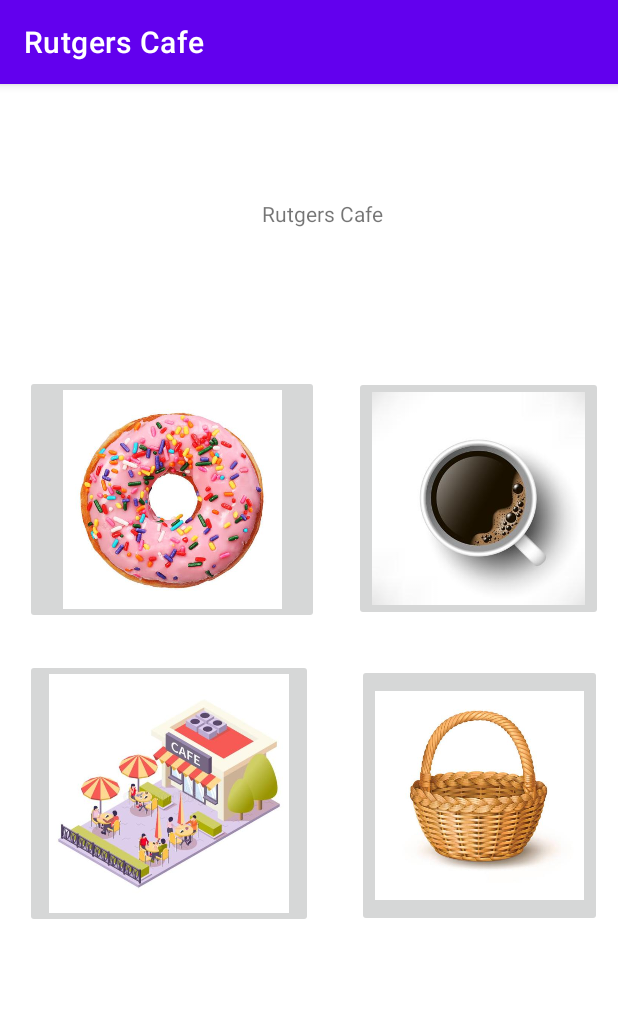
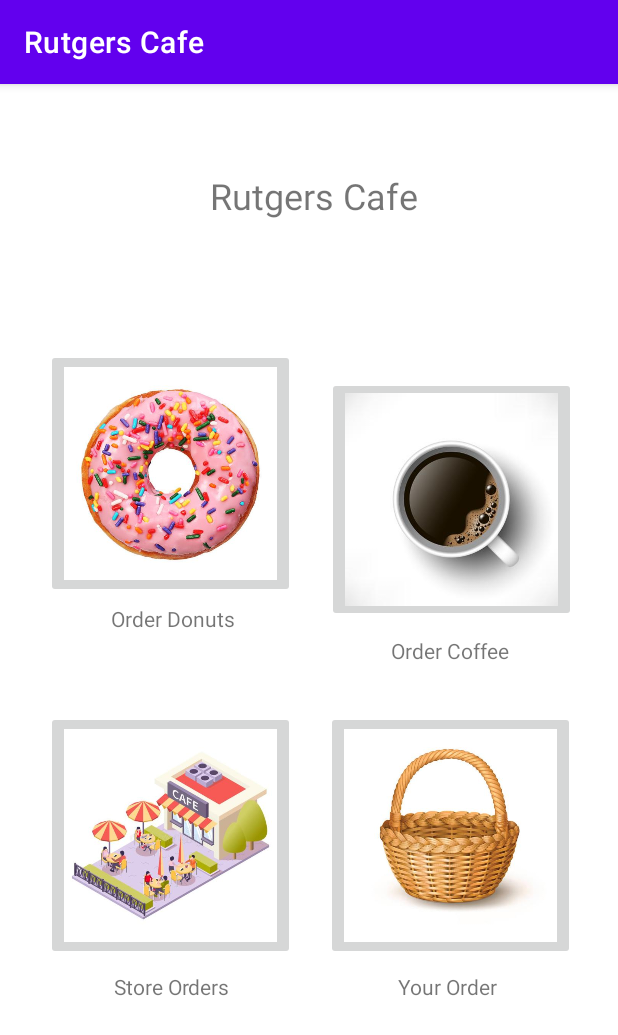
Before and after one commit to thalasilaak/Project5, an Android app: the screen it shows after launch (MainActivity), on a phone screen of 412 x 824 dp. Shown: the top 1035 px of the screen. Run offline under Robolectric (Android 15) with nearby library versions, the phone set to English and light mode, and no system bars.

Commit message:
Fixed MainView

```diff
--- a/app/src/main/res/layout/activity_main.xml
+++ b/app/src/main/res/layout/activity_main.xml
@@ -7,82 +7,130 @@
     tools:context=".MainActivity">
 
     <TextView
-        android:id="@+id/textView"
+        android:id="@+id/yourOrderText"
         android:layout_width="wrap_content"
         android:layout_height="wrap_content"
-        android:layout_marginStart="173dp"
+        android:layout_marginStart="112dp"
+        android:layout_marginTop="8dp"
+        android:text="Your Order"
+        app:layout_constraintStart_toEndOf="@+id/storeOrdersText"
+        app:layout_constraintTop_toBottomOf="@+id/OrderButton" />
+
+    <TextView
+        android:id="@+id/rutgersCafeText"
+        android:layout_width="wrap_content"
+        android:layout_height="wrap_content"
+        android:layout_marginStart="140dp"
         android:layout_marginTop="58dp"
-        android:layout_marginEnd="156dp"
         android:layout_marginBottom="654dp"
         android:text="Rutgers Cafe"
+        android:textSize="24sp"
         app:layout_constraintBottom_toBottomOf="parent"
         app:layout_constraintEnd_toEndOf="parent"
+        app:layout_constraintHorizontal_bias="0.0"
         app:layout_constraintStart_toStartOf="parent"
-        app:layout_constraintTop_toTopOf="parent" />
-
-    <ImageButton
-        android:id="@+id/DonutButton"
-        android:layout_width="196dp"
-        android:layout_height="166dp"
-        android:layout_marginStart="16dp"
-        android:layout_marginTop="89dp"
-        android:layout_marginEnd="199dp"
-        android:layout_marginBottom="399dp"
-        android:adjustViewBounds="true"
-        android:contentDescription="Donuts"
-        android:scaleType="fitCenter"
-        app:layout_constraintBottom_toBottomOf="parent"
-        app:layout_constraintEnd_toEndOf="parent"
-        app:layout_constraintStart_toStartOf="parent"
-        app:layout_constraintTop_toBottomOf="@+id/textView"
-        app:srcCompat="@drawable/donuts" />
+        app:layout_constraintTop_toTopOf="parent"
+        app:layout_constraintVertical_bias="0.0" />
 
     <ImageButton
         android:id="@+id/CoffeeButton"
         android:layout_width="166dp"
         android:layout_height="163dp"
-        android:layout_marginStart="22dp"
-        android:layout_marginTop="90dp"
-        android:layout_marginEnd="10dp"
-        android:layout_marginBottom="401dp"
+        android:layout_marginTop="80dp"
+        android:layout_marginEnd="28dp"
+        android:layout_marginBottom="400dp"
         android:adjustViewBounds="true"
         android:contentDescription="Coffee"
         android:onClick="clickCoffee"
         android:scaleType="fitCenter"
         app:layout_constraintBottom_toBottomOf="parent"
         app:layout_constraintEnd_toEndOf="parent"
-        app:layout_constraintTop_toBottomOf="@+id/textView"
+        app:layout_constraintTop_toBottomOf="@+id/rutgersCafeText"
+        app:layout_constraintVertical_bias="0.727"
+        app:layout_goneMarginEnd="20dp"
         app:srcCompat="@drawable/coffee" />
 
     <ImageButton
-        android:id="@+id/StoreOrderButton"
-        android:layout_width="192dp"
-        android:layout_height="179dp"
-        android:layout_marginStart="16dp"
-        android:layout_marginTop="14dp"
-        android:layout_marginEnd="203dp"
-        android:layout_marginBottom="205dp"
+        android:id="@+id/OrderButton"
+        android:layout_width="166dp"
+        android:layout_height="166dp"
+        android:layout_marginStart="2dp"
+        android:layout_marginEnd="11dp"
+        android:layout_marginBottom="184dp"
         android:adjustViewBounds="true"
         android:contentDescription="StoreOrders"
         android:scaleType="fitCenter"
         app:layout_constraintBottom_toBottomOf="parent"
         app:layout_constraintEnd_toEndOf="parent"
-        app:layout_constraintStart_toStartOf="parent"
-        app:srcCompat="@drawable/store" />
+        app:layout_constraintHorizontal_bias="0.527"
+        app:layout_constraintStart_toEndOf="@+id/StoreOrderButton"
+        app:srcCompat="@drawable/basket" />
 
     <ImageButton
-        android:id="@+id/OrderButton"
-        android:layout_width="163dp"
-        android:layout_height="175dp"
-        android:layout_marginStart="29dp"
-        android:layout_marginTop="20dp"
-        android:layout_marginEnd="11dp"
-        android:layout_marginBottom="206dp"
+        android:id="@+id/StoreOrderButton"
+        android:layout_width="166dp"
+        android:layout_height="166dp"
+        android:layout_marginStart="20dp"
+        android:layout_marginEnd="203dp"
+        android:layout_marginBottom="184dp"
         android:adjustViewBounds="true"
         android:contentDescription="StoreOrders"
         android:scaleType="fitCenter"
         app:layout_constraintBottom_toBottomOf="parent"
         app:layout_constraintEnd_toEndOf="parent"
-        app:layout_constraintStart_toEndOf="@+id/StoreOrderButton"
-        app:srcCompat="@drawable/basket" />
+        app:layout_constraintHorizontal_bias="0.461"
+        app:layout_constraintStart_toStartOf="parent"
+        app:srcCompat="@drawable/store" />
+
+    <ImageButton
+        android:id="@+id/DonutButton"
+        android:layout_width="166dp"
+        android:layout_height="166dp"
+        android:layout_marginTop="80dp"
+        android:layout_marginEnd="200dp"
+        android:layout_marginBottom="400dp"
+        android:adjustViewBounds="true"
+        android:contentDescription="Donuts"
+        android:scaleType="fitCenter"
+        app:layout_constraintBottom_toBottomOf="parent"
+        app:layout_constraintEnd_toEndOf="parent"
+        app:layout_constraintHorizontal_bias="0.666"
+        app:layout_constraintStart_toStartOf="parent"
+        app:layout_constraintTop_toBottomOf="@+id/rutgersCafeText"
+        app:layout_constraintVertical_bias="0.2"
+        app:srcCompat="@drawable/donuts" />
+
+    <TextView
+        android:id="@+id/orderCoffeeText"
+        android:layout_width="wrap_content"
+        android:layout_height="wrap_content"
+        android:layout_marginStart="104dp"
+        android:text="Order Coffee"
+        app:layout_constraintBottom_toTopOf="@+id/OrderButton"
+        app:layout_constraintStart_toEndOf="@+id/orderDonutsText"
+        app:layout_constraintTop_toBottomOf="@+id/CoffeeButton"
+        app:layout_constraintVertical_bias="0.235" />
+
+    <TextView
+        android:id="@+id/storeOrdersText"
+        android:layout_width="wrap_content"
+        android:layout_height="wrap_content"
+        android:layout_marginTop="8dp"
+        android:layout_marginEnd="64dp"
+        android:text="Store Orders"
+        app:layout_constraintEnd_toStartOf="@+id/OrderButton"
+        app:layout_constraintTop_toBottomOf="@+id/StoreOrderButton" />
+
+    <TextView
+        android:id="@+id/orderDonutsText"
+        android:layout_width="wrap_content"
+        android:layout_height="wrap_content"
+        android:layout_marginTop="4dp"
+        android:layout_marginEnd="40dp"
+        android:text="Order Donuts"
+        app:layout_constraintBottom_toTopOf="@+id/StoreOrderButton"
+        app:layout_constraintEnd_toEndOf="@+id/DonutButton"
+        app:layout_constraintTop_toBottomOf="@+id/DonutButton"
+        app:layout_constraintVertical_bias="0.0" />
+
 </androidx.constraintlayout.widget.ConstraintLayout>
```
